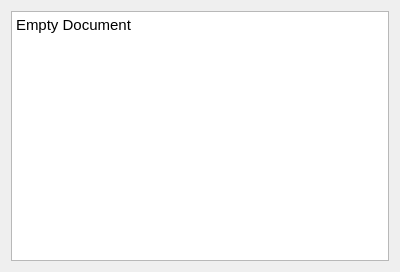
Qt form src/gui/document.ui (SpoodyTheOne/OpenBirch2) before a commit.
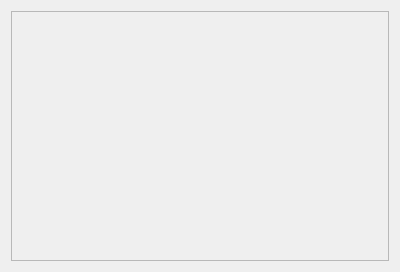
The same form after that commit.

Patch:
```diff
--- a/src/gui/document.ui
+++ b/src/gui/document.ui
@@ -16,17 +16,43 @@
   <property name="windowTitle">
    <string>Form</string>
   </property>
-  <layout class="QHBoxLayout" name="horizontalLayout">
+  <layout class="QVBoxLayout" name="verticalLayout_2">
    <item>
-    <widget class="QTextEdit" name="textEdit">
-     <property name="html">
-      <string>&lt;!DOCTYPE HTML PUBLIC &quot;-//W3C//DTD HTML 4.0//EN&quot; &quot;http://www.w3.org/TR/REC-html40/strict.dtd&quot;&gt;
-&lt;html&gt;&lt;head&gt;&lt;meta name=&quot;qrichtext&quot; content=&quot;1&quot; /&gt;&lt;style type=&quot;text/css&quot;&gt;
-p, li { white-space: pre-wrap; }
-&lt;/style&gt;&lt;/head&gt;&lt;body style=&quot; font-family:'CaskaydiaCove Nerd Font'; font-size:11pt; font-weight:400; font-style:normal;&quot;&gt;
-&lt;p style=&quot; margin-top:0px; margin-bottom:0px; margin-left:0px; margin-right:0px; -qt-block-indent:0; text-indent:0px;&quot;&gt;Empty Document&lt;/p&gt;
-&lt;p style=&quot;-qt-paragraph-type:empty; margin-top:0px; margin-bottom:0px; margin-left:0px; margin-right:0px; -qt-block-indent:0; text-indent:0px;&quot;&gt;&lt;br /&gt;&lt;/p&gt;&lt;/body&gt;&lt;/html&gt;</string>
+    <widget class="QScrollArea" name="scrollArea">
+     <property name="horizontalScrollBarPolicy">
+      <enum>Qt::ScrollBarAlwaysOff</enum>
      </property>
+     <property name="sizeAdjustPolicy">
+      <enum>QAbstractScrollArea::AdjustIgnored</enum>
+     </property>
+     <property name="widgetResizable">
+      <bool>true</bool>
+     </property>
+     <widget class="QWidget" name="scrollAreaWidgetContents">
+      <property name="geometry">
+       <rect>
+        <x>0</x>
+        <y>0</y>
+        <width>390</width>
+        <height>262</height>
+       </rect>
+      </property>
+      <layout class="QVBoxLayout" name="verticalLayout">
+       <item>
+        <spacer name="verticalSpacer">
+         <property name="orientation">
+          <enum>Qt::Vertical</enum>
+         </property>
+         <property name="sizeHint" stdset="0">
+          <size>
+           <width>20</width>
+           <height>251</height>
+          </size>
+         </property>
+        </spacer>
+       </item>
+      </layout>
+     </widget>
     </widget>
    </item>
   </layout>
```
